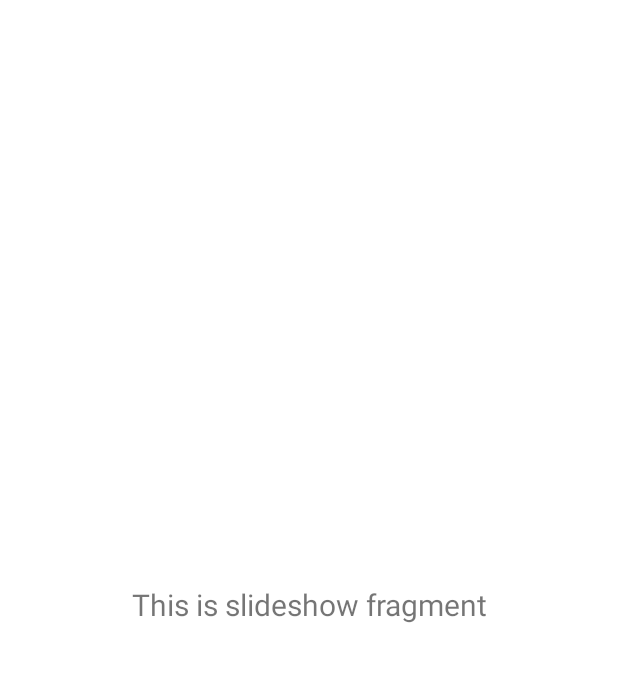
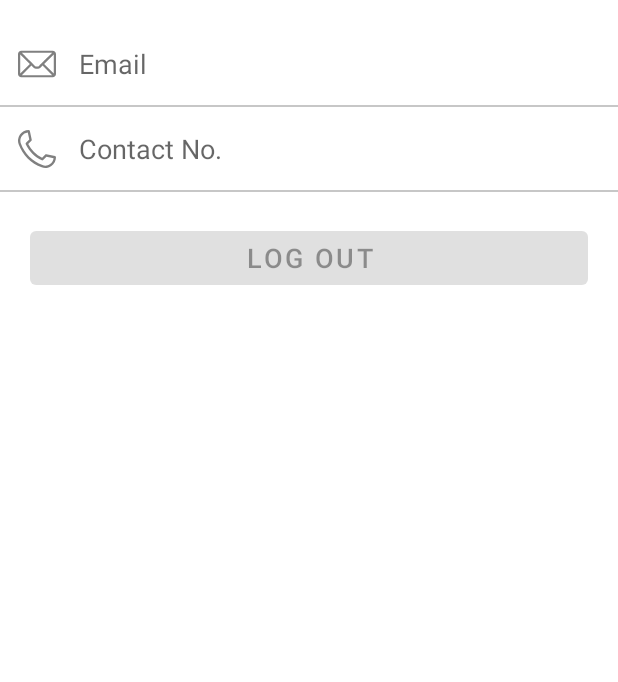
Before and after one commit to aitor-martinezur/AppGestionEventos, an Android app: the fragment SlideshowFragment shown on its own in the app's theme, on a phone screen of 412 x 824 dp, the part 62-744 px from its top. Run offline under Robolectric (Android 15) with nearby library versions, the phone set to English and light mode, and no system bars; Roboto replaces fonts that are not available here; 2 statements that could not run were skipped.

Commit message:
cosas nuevas

```diff
--- /dev/null
+++ b/app/src/main/res/drawable/mail.xml
@@ -0,0 +1,4 @@
+<vector android:height="24dp" android:viewportHeight="512"
+    android:viewportWidth="512" android:width="24dp" xmlns:android="http://schemas.android.com/apk/res/android">
+    <path android:fillColor="#808080" android:pathData="M467,76H45C20.137,76 0,96.262 0,121v270c0,24.885 20.285,45 45,45h422c24.655,0 45,-20.03 45,-45V121C512,96.306 491.943,76 467,76zM460.698,106c-9.194,9.145 -167.415,166.533 -172.878,171.967c-8.5,8.5 -19.8,13.18 -31.82,13.18s-23.32,-4.681 -31.848,-13.208C220.478,274.284 64.003,118.634 51.302,106H460.698zM30,384.894V127.125L159.638,256.08L30,384.894zM51.321,406l129.587,-128.763l22.059,21.943c14.166,14.166 33,21.967 53.033,21.967c20.033,0 38.867,-7.801 53.005,-21.939l22.087,-21.971L460.679,406H51.321zM482,384.894L352.362,256.08L482,127.125V384.894z"/>
+</vector>
--- /dev/null
+++ b/app/src/main/res/drawable/phone.xml
@@ -0,0 +1,4 @@
+<vector android:height="24dp" android:viewportHeight="512.021"
+    android:viewportWidth="512.021" android:width="24dp" xmlns:android="http://schemas.android.com/apk/res/android">
+    <path android:fillColor="#808080" android:pathData="m367.988,512.021c-16.528,0 -32.916,-2.922 -48.941,-8.744 -70.598,-25.646 -136.128,-67.416 -189.508,-120.795s-95.15,-118.91 -120.795,-189.508c-8.241,-22.688 -10.673,-46.108 -7.226,-69.612 3.229,-22.016 11.757,-43.389 24.663,-61.809 12.963,-18.501 30.245,-33.889 49.977,-44.5 21.042,-11.315 44.009,-17.053 68.265,-17.053 7.544,0 14.064,5.271 15.645,12.647l25.114,117.199c1.137,5.307 -0.494,10.829 -4.331,14.667l-42.913,42.912c40.482,80.486 106.17,146.174 186.656,186.656l42.912,-42.913c3.838,-3.837 9.361,-5.466 14.667,-4.331l117.199,25.114c7.377,1.581 12.647,8.101 12.647,15.645 0,24.256 -5.738,47.224 -17.054,68.266 -10.611,19.732 -25.999,37.014 -44.5,49.977 -18.419,12.906 -39.792,21.434 -61.809,24.663 -6.899,1.013 -13.797,1.518 -20.668,1.519zM131.639,32.7c-31.995,3.532 -60.393,20.302 -79.251,47.217 -21.206,30.265 -26.151,67.49 -13.567,102.132 49.304,135.726 155.425,241.847 291.151,291.151 34.641,12.584 71.866,7.64 102.132,-13.567 26.915,-18.858 43.685,-47.256 47.217,-79.251l-95.341,-20.43 -44.816,44.816c-4.769,4.769 -12.015,6.036 -18.117,3.168 -95.19,-44.72 -172.242,-121.772 -216.962,-216.962 -2.867,-6.103 -1.601,-13.349 3.168,-18.117l44.816,-44.816z"/>
+</vector>
--- /dev/null
+++ b/app/src/main/res/drawable/user_profile.xml
@@ -0,0 +1,4 @@
+<vector android:height="24dp" android:viewportHeight="512"
+    android:viewportWidth="512" android:width="24dp" xmlns:android="http://schemas.android.com/apk/res/android">
+    <path android:fillColor="#FF000000" android:pathData="m437.02,74.98c-48.352,-48.352 -112.641,-74.98 -181.02,-74.98 -68.383,0 -132.668,26.629 -181.02,74.98 -48.352,48.352 -74.98,112.637 -74.98,181.02 0,68.379 26.629,132.668 74.98,181.02 48.352,48.352 112.637,74.98 181.02,74.98 68.379,0 132.668,-26.629 181.02,-74.98 48.352,-48.352 74.98,-112.641 74.98,-181.02 0,-68.383 -26.629,-132.668 -74.98,-181.02zM128.34,442.387c10.707,-61.648 64.129,-107.121 127.66,-107.121 63.535,0 116.953,45.473 127.66,107.121 -36.348,24.973 -80.324,39.613 -127.66,39.613s-91.313,-14.641 -127.66,-39.613zM174.602,223.867c0,-44.887 36.516,-81.398 81.398,-81.398s81.398,36.516 81.398,81.398c0,44.883 -36.516,81.398 -81.398,81.398s-81.398,-36.516 -81.398,-81.398zM409.645,421.578c-8.074,-28.699 -24.109,-54.738 -46.586,-75.078 -13.789,-12.48 -29.484,-22.328 -46.359,-29.27 30.5,-19.895 50.703,-54.313 50.703,-93.363 0,-61.426 -49.977,-111.398 -111.402,-111.398s-111.398,49.973 -111.398,111.398c0,39.051 20.203,73.469 50.699,93.363 -16.871,6.941 -32.57,16.785 -46.359,29.266 -22.473,20.34 -38.512,46.379 -46.586,75.078 -44.473,-41.301 -72.355,-100.238 -72.355,-165.574 0,-124.617 101.383,-226 226,-226s226,101.383 226,226c0,65.34 -27.883,124.277 -72.355,165.578zM409.645,421.578"/>
+</vector>
--- /dev/null
+++ b/app/src/main/res/layout/adduser.xml
@@ -0,0 +1,6 @@
+<?xml version="1.0" encoding="utf-8"?>
+<androidx.constraintlayout.widget.ConstraintLayout xmlns:android="http://schemas.android.com/apk/res/android"
+    android:layout_width="match_parent"
+    android:layout_height="match_parent">
+
+</androidx.constraintlayout.widget.ConstraintLayout>
--- a/app/src/main/res/layout/fragment_slideshow.xml
+++ b/app/src/main/res/layout/fragment_slideshow.xml
@@ -1,22 +1,84 @@
 <?xml version="1.0" encoding="utf-8"?>
-<androidx.constraintlayout.widget.ConstraintLayout xmlns:android="http://schemas.android.com/apk/res/android"
-    xmlns:app="http://schemas.android.com/apk/res-auto"
+<LinearLayout xmlns:android="http://schemas.android.com/apk/res/android"
     xmlns:tools="http://schemas.android.com/tools"
     android:layout_width="match_parent"
     android:layout_height="match_parent"
-    tools:context=".ui.slideshow.SlideshowFragment">
+    android:orientation="vertical"
+    >
 
-    <TextView
-        android:id="@+id/text_slideshow"
+
+    <LinearLayout
+        android:id="@+id/desc"
         android:layout_width="match_parent"
         android:layout_height="wrap_content"
-        android:layout_marginStart="8dp"
-        android:layout_marginTop="8dp"
-        android:layout_marginEnd="8dp"
-        android:textAlignment="center"
-        android:textSize="20sp"
-        app:layout_constraintBottom_toBottomOf="parent"
-        app:layout_constraintEnd_toEndOf="parent"
-        app:layout_constraintStart_toStartOf="parent"
-        app:layout_constraintTop_toTopOf="parent" />
-</androidx.constraintlayout.widget.ConstraintLayout>
+        android:paddingStart="12dp">
+
+        <ImageView
+            android:layout_width="25dp"
+            android:layout_height="25dp"
+            android:layout_gravity="top"
+            android:layout_marginTop="15dp"
+            android:layout_marginEnd="5dp"
+            android:src="@drawable/mail" />
+
+        <TextView
+            android:id="@+id/mail"
+            android:layout_width="match_parent"
+            android:layout_height="wrap_content"
+            android:hint="Email"
+            android:paddingHorizontal="10dp"
+            android:paddingVertical="15dp"
+            android:textColor="@color/black"
+            android:textSize="18sp" />
+
+    </LinearLayout>
+
+    <View
+        android:layout_width="match_parent"
+        android:layout_height="1dp"
+        android:background="@color/grey" />
+
+    <LinearLayout
+        android:id="@+id/orgContact"
+        android:layout_width="match_parent"
+        android:layout_height="wrap_content"
+        android:paddingStart="12dp">
+
+        <ImageView
+            android:layout_width="25dp"
+            android:layout_height="25dp"
+            android:layout_gravity="top"
+            android:layout_marginTop="15dp"
+            android:layout_marginEnd="5dp"
+            android:src="@drawable/phone" />
+
+        <TextView
+            android:id="@+id/contact"
+            android:layout_width="match_parent"
+            android:layout_height="wrap_content"
+            android:hint="Contact No."
+            android:paddingHorizontal="10dp"
+            android:paddingVertical="15dp"
+            android:textColor="@color/black"
+            android:textSize="18sp" />
+
+    </LinearLayout>
+
+    <View
+        android:layout_width="match_parent"
+        android:layout_height="1dp"
+        android:background="@color/grey" />
+
+    <Button
+        android:enabled="false"
+        android:id="@+id/logOut"
+        android:layout_width="match_parent"
+        android:layout_height="wrap_content"
+        android:layout_gravity="end"
+        android:layout_marginHorizontal="20dp"
+        android:layout_marginTop="20dp"
+        android:paddingVertical="5dp"
+        android:text="Log Out"
+        android:textSize="18sp" />
+
+</LinearLayout>
--- a/app/src/main/res/values/colors.xml
+++ b/app/src/main/res/values/colors.xml
@@ -12,4 +12,9 @@
     <color name="colorGradientEnd">#FFFFFF</color>
     <color name="rosa">#9536F4</color>
     <color name="green">#4CAF50</color>
+    <color name="shimmerGrey">#eeeeee</color>
+    <color name="collapsing_icon">@color/black</color>
+    <color name="grey">#C7C7C7</color>
+    <color name="darkGrey">#2a2f37</color>
+    <color name="hint">#808080</color>
 </resources>
```
Also changed, not shown: app/src/main/res/drawable/ic_baseline_sentiment_dissatisfied_24.xml (added, +16 -0 lines), app/src/main/res/drawable/ticket_quantity.xml (added, +15 -0 lines), app/src/main/res/layout/activity_noresults.xml (added, +34 -0 lines), app/src/main/res/layout/showevents.xml (added, +128 -0 lines).
